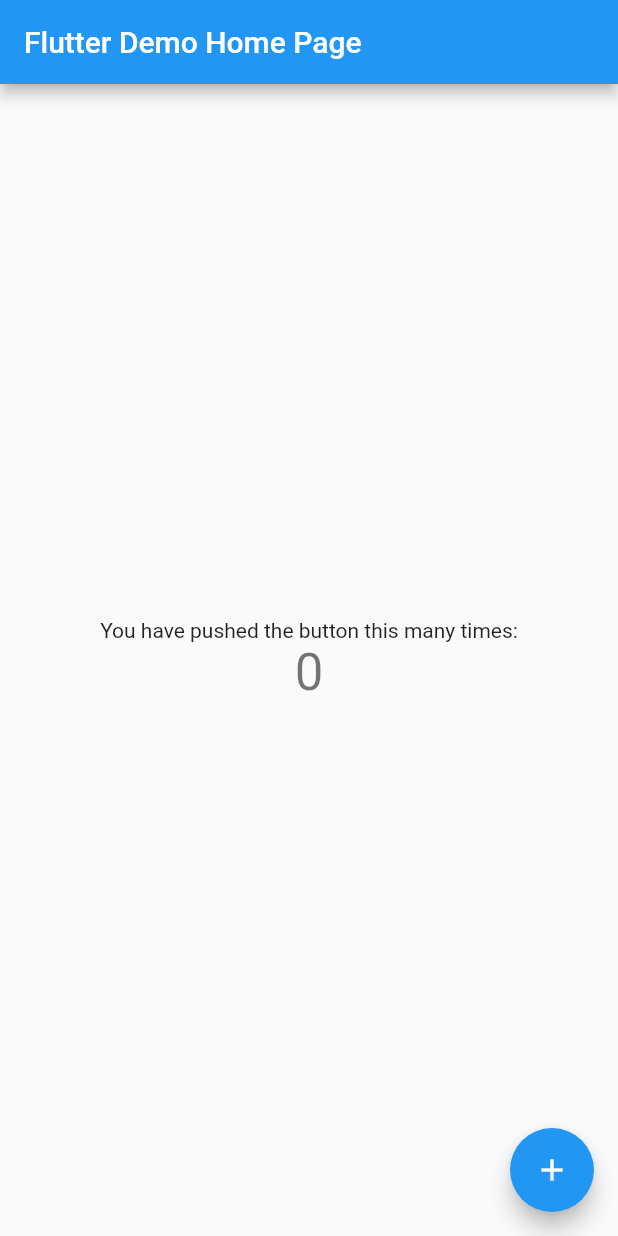
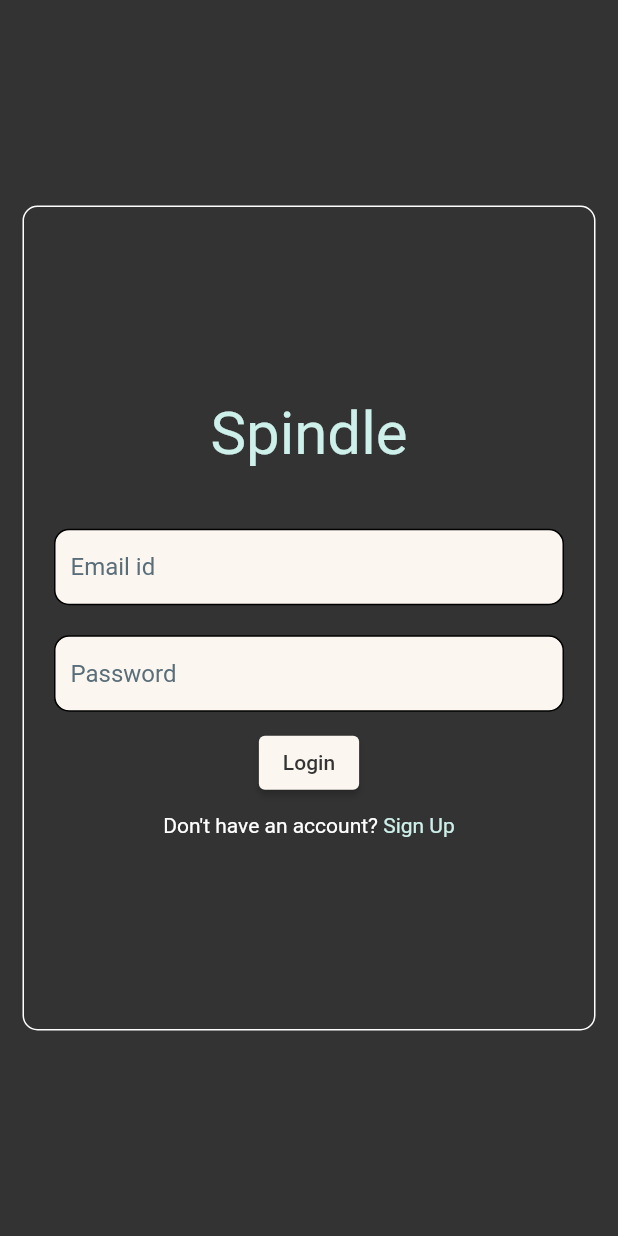
Before and after one commit to shoebum-goyell/memories-app, a Flutter app: the screen it shows after launch, on a phone screen of 412 x 824 dp. Run offline on Flutter 3.47's test engine with Material 2 defaults, Android fonts, the phone set to English and light mode, and no system bars; our stand-ins replace cloud_firestore, firebase_auth, firebase_core, google_fonts; accounts and stored records are empty.

Commit message:
add auth and basic

```diff
--- a/lib/main.dart
+++ b/lib/main.dart
@@ -1,115 +1,38 @@
+import 'package:memories_app/screens/homescreen.dart';
+import 'package:memories_app/screens/login_screen.dart';
+import 'package:firebase_auth/firebase_auth.dart';
 import 'package:flutter/material.dart';
+import 'package:firebase_core/firebase_core.dart';
 
-void main() {
+Future main() async{
+  WidgetsFlutterBinding.ensureInitialized();
+  await Firebase.initializeApp();
   runApp(const MyApp());
 }
 
 class MyApp extends StatelessWidget {
-  const MyApp({super.key});
+  const MyApp({Key? key}) : super(key: key);
 
   // This widget is the root of your application.
   @override
   Widget build(BuildContext context) {
     return MaterialApp(
+      debugShowCheckedModeBanner: false,
       title: 'Flutter Demo',
       theme: ThemeData(
-        // This is the theme of your application.
-        //
-        // Try running your application with "flutter run". You'll see the
-        // application has a blue toolbar. Then, without quitting the app, try
-        // changing the primarySwatch below to Colors.green and then invoke
-        // "hot reload" (press "r" in the console where you ran "flutter run",
-        // or simply save your changes to "hot reload" in a Flutter IDE).
-        // Notice that the counter didn't reset back to zero; the application
-        // is not restarted.
         primarySwatch: Colors.blue,
       ),
-      home: const MyHomePage(title: 'Flutter Demo Home Page'),
+      home: StreamBuilder<User?>(
+          stream: FirebaseAuth.instance.authStateChanges(),
+          builder: (context, snapshot) {
+            if(snapshot.hasData){
+              return HomeScreen(FirebaseAuth.instance.currentUser!.uid, FirebaseAuth.instance.currentUser!.email);
+            }
+            else{
+              return LoginScreen();
+            }
+          }
+      ),
     );
   }
 }
-
-class MyHomePage extends StatefulWidget {
-  const MyHomePage({super.key, required this.title});
-
-  // This widget is the home page of your application. It is stateful, meaning
-  // that it has a State object (defined below) that contains fields that affect
-  // how it looks.
-
-  // This class is the configuration for the state. It holds the values (in this
-  // case the title) provided by the parent (in this case the App widget) and
-  // used by the build method of the State. Fields in a Widget subclass are
-  // always marked "final".
-
-  final String title;
-
-  @override
-  State<MyHomePage> createState() => _MyHomePageState();
-}
-
-class _MyHomePageState extends State<MyHomePage> {
-  int _counter = 0;
-
-  void _incrementCounter() {
-    setState(() {
-      // This call to setState tells the Flutter framework that something has
-      // changed in this State, which causes it to rerun the build method below
-      // so that the display can reflect the updated values. If we changed
-      // _counter without calling setState(), then the build method would not be
-      // called again, and so nothing would appear to happen.
-      _counter++;
-    });
-  }
-
-  @override
-  Widget build(BuildContext context) {
-    // This method is rerun every time setState is called, for instance as done
-    // by the _incrementCounter method above.
-    //
-    // The Flutter framework has been optimized to make rerunning build methods
-    // fast, so that you can just rebuild anything that needs updating rather
-    // than having to individually change instances of widgets.
-    return Scaffold(
-      appBar: AppBar(
-        // Here we take the value from the MyHomePage object that was created by
-        // the App.build method, and use it to set our appbar title.
-        title: Text(widget.title),
-      ),
-      body: Center(
-        // Center is a layout widget. It takes a single child and positions it
-        // in the middle of the parent.
-        child: Column(
-          // Column is also a layout widget. It takes a list of children and
-          // arranges them vertically. By default, it sizes itself to fit its
-          // children horizontally, and tries to be as tall as its parent.
-          //
-          // Invoke "debug painting" (press "p" in the console, choose the
-          // "Toggle Debug Paint" action from the Flutter Inspector in Android
-          // Studio, or the "Toggle Debug Paint" command in Visual Studio Code)
-          // to see the wireframe for each widget.
-          //
-          // Column has various properties to control how it sizes itself and
-          // how it positions its children. Here we use mainAxisAlignment to
-          // center the children vertically; the main axis here is the vertical
-          // axis because Columns are vertical (the cross axis would be
-          // horizontal).
-          mainAxisAlignment: MainAxisAlignment.center,
-          children: <Widget>[
-            const Text(
-              'You have pushed the button this many times:',
-            ),
-            Text(
-              '$_counter',
-              style: Theme.of(context).textTheme.headline4,
-            ),
-          ],
-        ),
-      ),
-      floatingActionButton: FloatingActionButton(
-        onPressed: _incrementCounter,
-        tooltip: 'Increment',
-        child: const Icon(Icons.add),
-      ), // This trailing comma makes auto-formatting nicer for build methods.
-    );
-  }
-}
--- /dev/null
+++ b/lib/models/user_obj.dart
@@ -0,0 +1,23 @@
+class UserObj {
+  String uid;
+  final String username;
+  final String email;
+
+  UserObj({
+    this.uid = '',
+    required this.username,
+    required this.email
+  });
+
+  Map<String, dynamic> toJson() => {
+    'uid': uid,
+    'username': username,
+    'email': email
+  };
+
+  static UserObj fromJson(Map<String, dynamic> json) => UserObj(
+      uid: json['uid'],
+      username: json['username'],
+      email: json['email']
+  );
+}
--- /dev/null
+++ b/lib/resources/colors.dart
@@ -0,0 +1,8 @@
+import 'package:flutter/material.dart';
+
+const kColorDark = Color(0xff333333);
+const kColorLight = Colors.white;
+const kThemeColor = Color(0xffCDF0EA);
+const kColorTextField = Color(0xffFBF7F0);
+const kTextBubbleColor = Color(0xff395B64);
+const kColorHintText = Color(0xff596E79);
--- /dev/null
+++ b/lib/resources/styles.dart
@@ -0,0 +1,6 @@
+import 'package:memories_app/resources/colors.dart';
+import 'package:flutter/material.dart';
+import 'package:google_fonts/google_fonts.dart';
+
+var kFontStyleHeadingMedium = GoogleFonts.lexendDeca(textStyle: TextStyle(color: kThemeColor, fontSize: 40));
+var kFontStyleChat = GoogleFonts.lexendDeca(textStyle: TextStyle(color: kColorLight, fontSize: 16));
--- /dev/null
+++ b/lib/screens/login_screen.dart
@@ -0,0 +1,167 @@
+import 'package:memories_app/resources/colors.dart';
+import 'package:memories_app/resources/styles.dart';
+import 'package:memories_app/screens/signup_screen.dart';
+import 'package:flutter/material.dart';
+import 'package:firebase_auth/firebase_auth.dart';
+
+class LoginScreen extends StatefulWidget {
+  const LoginScreen({Key? key}) : super(key: key);
+
+  @override
+  State<LoginScreen> createState() => _LoginScreenState();
+}
+
+class _LoginScreenState extends State<LoginScreen> {
+  var emailId = "";
+  var password = "";
+  bool isEnabled = false;
+  bool isLoading = false;
+
+  @override
+  Widget build(BuildContext context) {
+    return Scaffold(
+      backgroundColor: kColorDark,
+      body: Align(
+        alignment: Alignment.center,
+        child: Padding(
+          padding: const EdgeInsets.symmetric(horizontal: 15),
+          child: Container(
+            height: 550,
+            padding: const EdgeInsets.symmetric(horizontal: 20),
+            decoration: BoxDecoration(
+                borderRadius: const BorderRadius.all(Radius.circular(10)),
+                border: Border.all(color: kColorLight)),
+            child: Column(
+              mainAxisAlignment: MainAxisAlignment.center,
+              children: [
+                Text("Spindle", style: kFontStyleHeadingMedium),
+                const SizedBox(
+                  height: 30,
+                ),
+                EmailField(),
+                PasswordField(),
+                !isLoading
+                    ? LoginButton()
+                    : const SizedBox(
+                    height: 25,
+                    width: 25,
+                    child: CircularProgressIndicator(
+                      color: kThemeColor,
+                      strokeWidth: 2,
+                    )),
+                const SizedBox(height: 10),
+                Row(
+                  mainAxisAlignment: MainAxisAlignment.center,
+                  children: [
+                    const Text("Don't have an account? ",
+                        style: TextStyle(color: kColorLight)),
+                    GestureDetector(
+                        onTap: () {
+                          Navigator.push(
+                            context,
+                            MaterialPageRoute(
+                                builder: (context) => SignUpScreen()),
+                          );
+                        },
+                        child: const Text(
+                          "Sign Up",
+                          style: TextStyle(color: kThemeColor),
+                        )),
+                  ],
+                ),
+              ],
+            ),
+          ),
+        ),
+      ),
+    );
+  }
+
+  Future logIn() async {
+    try {
+      await FirebaseAuth.instance.signInWithEmailAndPassword(
+          email: emailId.trim(), password: password.trim());
+      setState(() {
+        isLoading = false;
+      });
+    } catch (e) {
+      print(e.toString());
+      ScaffoldMessenger.of(context).showSnackBar(const SnackBar(
+        content: Text(
+          'Incorrect Email Id or Password',
+          style: TextStyle(color: kColorDark),
+        ),
+        backgroundColor: kThemeColor,
+      ));
+      setState(() {
+        isLoading = false;
+      });
+    }
+  }
+
+  Widget EmailField() {
+    return Container(
+      margin: const EdgeInsets.symmetric(vertical: 10),
+      padding: const EdgeInsets.symmetric(vertical: 15, horizontal: 10),
+      decoration: BoxDecoration(
+          borderRadius: const BorderRadius.all(Radius.circular(10)),
+          border: Border.all(width: 1, color: Colors.black),
+          color: kColorTextField),
+      child: TextField(
+          keyboardType: TextInputType.emailAddress,
+          autocorrect: false,
+          decoration: const InputDecoration.collapsed(
+            hintText: "Email id",
+            hintStyle: TextStyle(color: kColorHintText),
+          ),
+          onChanged: (text) {
+            setState(() {
+              if (text.isNotEmpty) {
+                isEnabled = true;
+              } else {
+                isEnabled = false;
+              }
+              emailId = text;
+            });
+          }),
+    );
+  }
+
+  Widget PasswordField() {
+    return Container(
+      margin: const EdgeInsets.symmetric(vertical: 10),
+      padding: const EdgeInsets.symmetric(vertical: 15, horizontal: 10),
+      decoration: BoxDecoration(
+          borderRadius: const BorderRadius.all(Radius.circular(10)),
+          border: Border.all(width: 1, color: Colors.black),
+          color: kColorTextField),
+      child: TextField(
+          obscureText: true,
+          decoration: const InputDecoration.collapsed(
+              hintText: "Password",
+              hintStyle: TextStyle(color: kColorHintText)),
+          onChanged: (text) {
+            setState(() {
+              password = text;
+            });
+          }),
+    );
+  }
+
+  Widget LoginButton() {
+    return ElevatedButton(
+        style: ButtonStyle(
+            backgroundColor: MaterialStateProperty.all(kColorTextField)),
+        onPressed: () {
+          setState(() {
+            isLoading = true;
+          });
+          logIn();
+        },
+        child: Container(
+            child: const Text(
+              "Login",
+              style: TextStyle(color: kColorDark),
+            )));
+  }
+}
--- a/pubspec.yaml
+++ b/pubspec.yaml
@@ -36,6 +36,9 @@
   # The following adds the Cupertino Icons font to your application.
   # Use with the CupertinoIcons class for iOS style icons.
   cupertino_icons: ^1.0.2
+  cloud_firestore: ^4.3.1
+  firebase_auth: ^4.2.5
+  google_fonts: ^3.0.1
 
 dev_dependencies:
   flutter_test:
```
Also changed, not shown: lib/screens/homescreen.dart (added, +42 -0 lines), lib/screens/profile_screen.dart (added, +67 -0 lines), lib/screens/signup_screen.dart (added, +229 -0 lines), pubspec.lock, 4 other files.
